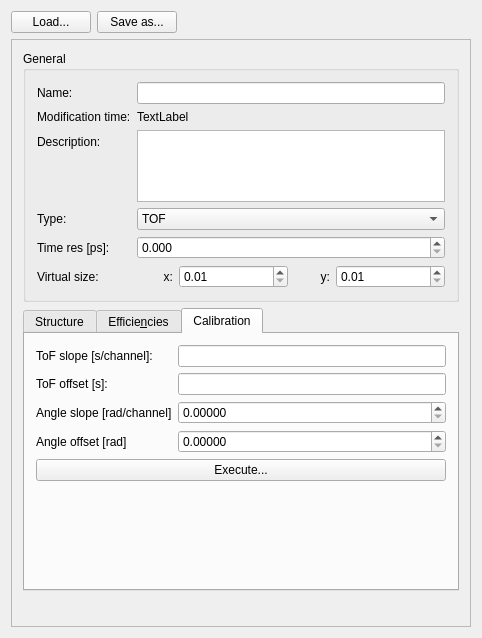
First picture: the form in ui_files/ui_request_detector_settings.ui, repository JYU-IBA/potku, before the edit.
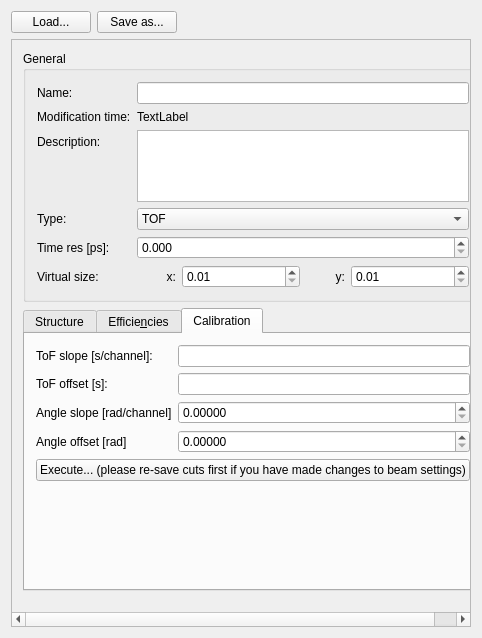
Second picture: the form after the edit. The open tabs and pages were chosen to show the change. Icons and pictures are not drawn.

Commit message: Remind user to save cuts before calibration

```diff
--- a/ui_files/ui_request_detector_settings.ui
+++ b/ui_files/ui_request_detector_settings.ui
@@ -632,7 +632,7 @@
                   </sizepolicy>
                  </property>
                  <property name="text">
-                  <string>Execute...</string>
+                  <string>Execute... (please re-save cuts first if you have made changes to beam settings)</string>
                  </property>
                 </widget>
                </item>
```
The commit also changes 1 other file.
